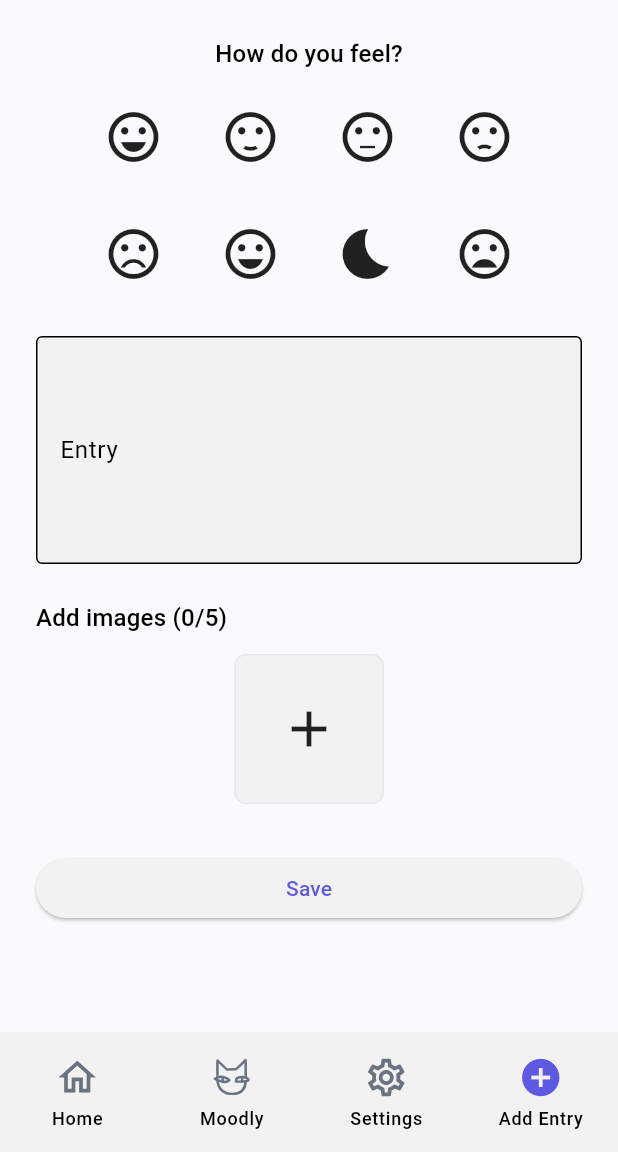
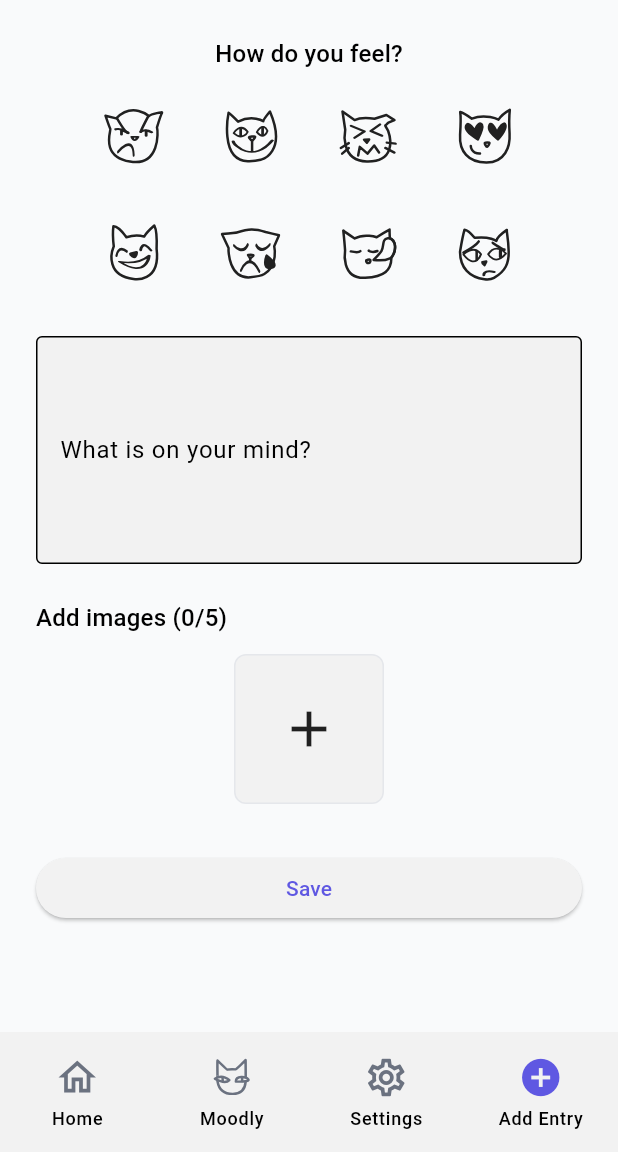
Before and after one commit to codemalcolm/moodly_client, a Flutter app: the screen it shows after launch, item 4 of the bottom bar chosen, on a phone screen of 412 x 824 dp, the part 84-1236 px from its top. Run offline on Flutter 3.47's test engine with Material 3 defaults, Android fonts, the phone set to English and light mode, and no system bars; our stand-ins replace flutter_svg, image_picker; network calls fail; project files that could hold a hidden picture were left out.

Commit message:
adjust mood icons for better visibility

```diff
--- a/lib/screens/new_entry_screen.dart
+++ b/lib/screens/new_entry_screen.dart
@@ -1,6 +1,7 @@
 import 'dart:io';
 import 'package:flutter/material.dart';
 import 'package:image_picker/image_picker.dart';
+import 'package:flutter_svg/flutter_svg.dart';
 
 class NewEntryScreen extends StatefulWidget {
   const NewEntryScreen({super.key});
@@ -14,15 +15,15 @@ class _NewEntryScreenState extends State<NewEntryScreen> {
   final List<File> imageFiles = [];
   final imagePicker = ImagePicker();
 
-  final List<IconData> moodIcons = [
-    Icons.sentiment_very_satisfied,
-    Icons.sentiment_satisfied,
-    Icons.sentiment_neutral,
-    Icons.sentiment_dissatisfied,
-    Icons.sentiment_very_dissatisfied,
-    Icons.emoji_emotions_outlined,
-    Icons.bedtime,
-    Icons.mood_bad,
+  final List<String> moodIconPaths = [
+    'assets/icons/icon_mood_angry.svg',
+    'assets/icons/icon_mood_good.svg',
+    'assets/icons/icon_mood_moody.svg',
+    'assets/icons/icon_mood_loving.svg',
+    'assets/icons/icon_mood_happy.svg',
+    'assets/icons/icon_mood_sad.svg',
+    'assets/icons/icon_mood_tired.svg',
+    'assets/icons/icon_mood_anxious.svg',
   ];
 
   Future<void> selectImage() async {
@@ -58,7 +59,7 @@ class _NewEntryScreenState extends State<NewEntryScreen> {
           Wrap(
             spacing: 16,
             runSpacing: 16,
-            children: List.generate(moodIcons.length, (index) {
+            children: List.generate(moodIconPaths.length, (index) {
               final isSelected = selectedMoodIndex == index;
               return GestureDetector(
                 onTap: () {
@@ -78,22 +79,26 @@ class _NewEntryScreenState extends State<NewEntryScreen> {
                       width: 3,
                     ),
                   ),
-                  child: Icon(
-                    moodIcons[index],
-                    size: 40,
-                    color:
-                        isSelected
-                            ? theme.colorScheme.primary
-                            : theme.iconTheme.color,
+                  child: SvgPicture.asset(
+                    moodIconPaths[index],
+                    width: 40,
+                    height: 40,
+                    colorFilter: ColorFilter.mode(
+                      isSelected
+                          ? theme.colorScheme.primary
+                          : theme.iconTheme.color ?? Colors.black,
+                      BlendMode.srcIn,
+                    ),
                   ),
                 ),
               );
             }),
           ),
+
           const SizedBox(height: 24),
           TextField(
             decoration: const InputDecoration(
-              labelText: 'Entry',
+              labelText: 'What is on your mind?',
               border: OutlineInputBorder(),
             ),
             maxLines: 5,
@@ -131,7 +136,7 @@ class _NewEntryScreenState extends State<NewEntryScreen> {
                         child: Container(
                           decoration: BoxDecoration(
                             shape: BoxShape.circle,
-                            color: Colors.black.withOpacity(0.5),
+                            color: const Color.fromARGB(130, 0, 0, 0),
                           ),
                           padding: const EdgeInsets.all(4),
                           child: const Icon(
--- a/pubspec.yaml
+++ b/pubspec.yaml
@@ -28,10 +28,10 @@ flutter:
    - assets/icons/moodly_icon_outlined.svg
    - assets/icons/icon_mood_angry.svg
    - assets/icons/icon_mood_anxious.svg
-   - assets/icons/icon_mood_disappointed.svg
    - assets/icons/icon_mood_good.svg
    - assets/icons/icon_mood_happy.svg
    - assets/icons/icon_mood_loving.svg
+   - assets/icons/icon_mood_moody.svg
    - assets/icons/icon_mood_sad.svg
    - assets/icons/icon_mood_tired.svg
 
```
Also changed, not shown: assets/icons/icon_mood_angry.svg, assets/icons/icon_mood_anxious.svg, assets/icons/icon_mood_disappointed.svg (deleted), assets/icons/icon_mood_good.svg, assets/icons/icon_mood_happy.svg, assets/icons/icon_mood_loving.svg, assets/icons/icon_mood_moody.svg (added), assets/icons/icon_mood_sad.svg, assets/icons/icon_mood_tired.svg.
